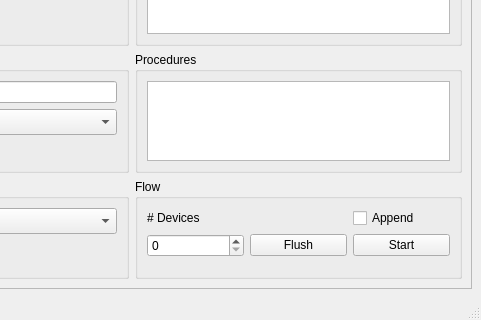
Old version of the form iblrig/gui/wizard.ui in the repository int-brain-lab/iblrig; both pictures show x 217 to 698 and y 112 to 432 of the 698 by 432 pixel window.
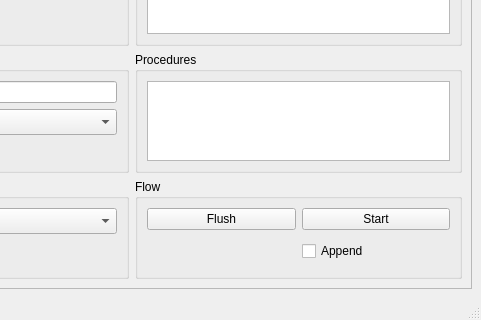
New version of the form.

Commit message: remove controls for number of rig computers

What changed in the file:
```diff
--- a/iblrig/gui/wizard.ui
+++ b/iblrig/gui/wizard.ui
@@ -8,6 +8,7 @@
     <y>0</y>
     <width>698</width>
     <height>432</height>
+    <height>450</height>
    </rect>
   </property>
   <property name="windowTitle">
@@ -144,38 +145,7 @@
           <string>Flow</string>
          </property>
          <layout class="QGridLayout" name="gridLayout">
-          <item row="0" column="0">
-           <widget class="QLabel" name="uiLabelDevices">
-            <property name="text">
-             <string># Devices</string>
-            </property>
-           </widget>
-          </item>
-          <item row="0" column="2">
-           <widget class="QCheckBox" name="uiCheckAppend">
-            <property name="toolTip">
-             <string>Append to existing session for the same day</string>
-            </property>
-            <property name="text">
-             <string>Append</string>
-            </property>
-           </widget>
-          </item>
           <item row="2" column="0">
-           <widget class="QSpinBox" name="uiSpinDevices">
-            <property name="toolTip">
-             <string>Number of additional computers (video +1, ephys +1, photometry +1)</string>
-            </property>
-           </widget>
-          </item>
-          <item row="2" column="2">
-           <widget class="QPushButton" name="uiPushStart">
-            <property name="text">
-             <string>Start</string>
-            </property>
-           </widget>
-          </item>
-          <item row="2" column="1">
            <widget class="QPushButton" name="uiPushFlush">
             <property name="enabled">
              <bool>true</bool>
@@ -188,7 +158,14 @@
             </property>
            </widget>
           </item>
-          <item row="3" column="1">
+          <item row="2" column="1">
+           <widget class="QPushButton" name="uiPushStart">
+            <property name="text">
+             <string>Start</string>
+            </property>
+           </widget>
+          </item>
+          <item row="3" column="0">
            <spacer name="verticalSpacer_4">
             <property name="orientation">
              <enum>Qt::Vertical</enum>
@@ -201,6 +178,16 @@
             </property>
            </spacer>
           </item>
+          <item row="3" column="1">
+           <widget class="QCheckBox" name="uiCheckAppend">
+            <property name="toolTip">
+             <string>Append to existing session for the same day</string>
+            </property>
+            <property name="text">
+             <string>Append</string>
+            </property>
+           </widget>
+          </item>
          </layout>
         </widget>
        </item>
```
